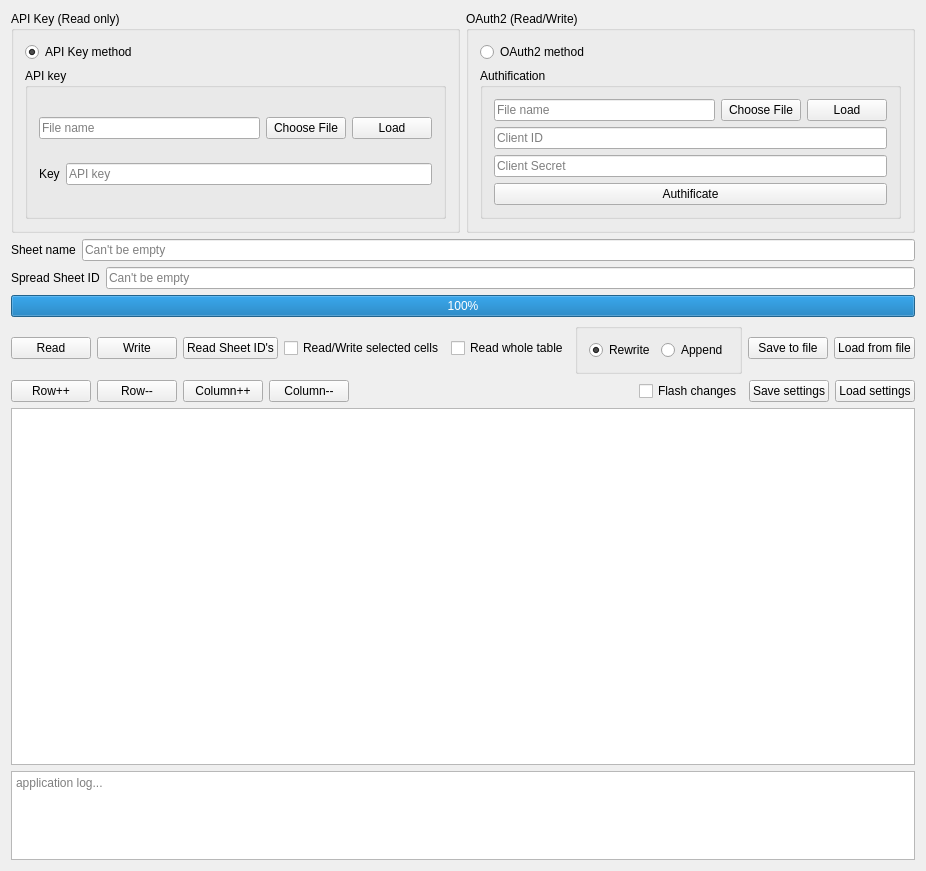
Qt form googlesheetsmodifier.ui (0mniCrow/GoogleSheetWriter) before a commit.
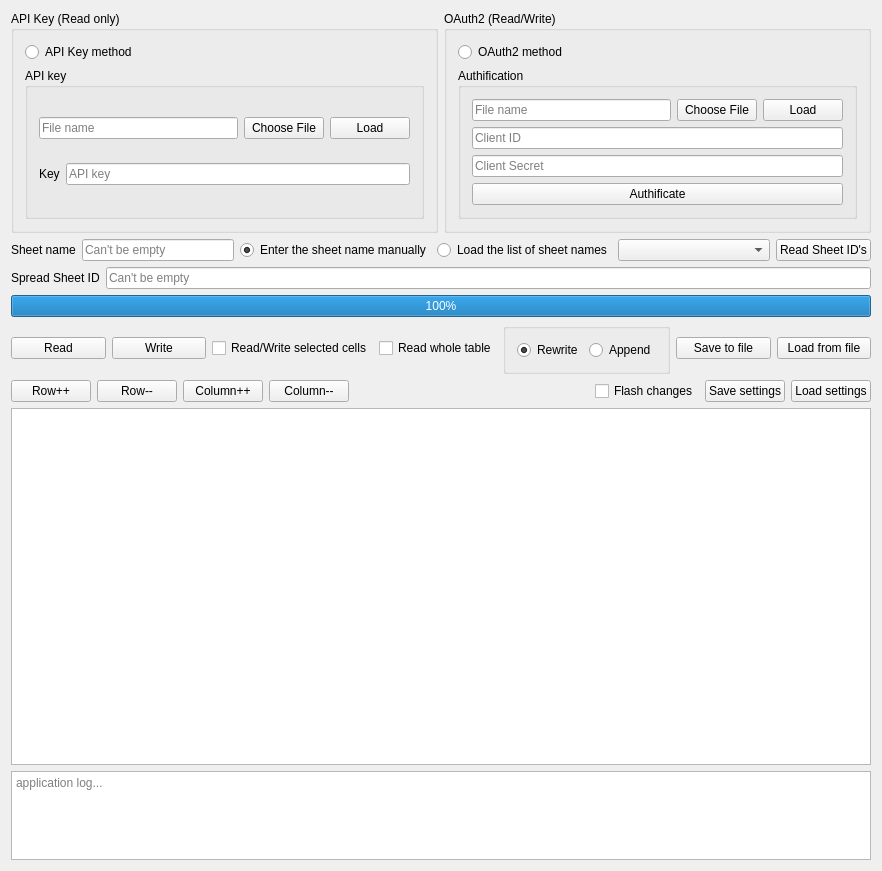
The same form after that commit.

Commit message: Add automatic load of sheet names from spreadsheet.

```diff
--- a/googlesheetsmodifier.ui
+++ b/googlesheetsmodifier.ui
@@ -6,7 +6,7 @@
    <rect>
     <x>0</x>
     <y>0</y>
-    <width>861</width>
+    <width>882</width>
     <height>871</height>
    </rect>
   </property>
@@ -192,7 +192,7 @@
       <number>0</number>
      </property>
      <item>
-      <layout class="QHBoxLayout" name="horizontalLayout_2">
+      <layout class="QHBoxLayout" name="horizontalLayout_2" stretch="0,1,0,1,0">
        <item>
         <widget class="QLabel" name="label">
          <property name="text">
@@ -207,6 +207,40 @@
          </property>
         </widget>
        </item>
+       <item>
+        <layout class="QHBoxLayout" name="horizontalLayout_12">
+         <property name="rightMargin">
+          <number>0</number>
+         </property>
+         <item>
+          <widget class="QRadioButton" name="radioButton_sheetName_Manual">
+           <property name="text">
+            <string>Enter the sheet name manually</string>
+           </property>
+           <property name="checked">
+            <bool>true</bool>
+           </property>
+          </widget>
+         </item>
+         <item>
+          <widget class="QRadioButton" name="radioButton_sheetName_auto">
+           <property name="text">
+            <string>Load the list of sheet names</string>
+           </property>
+          </widget>
+         </item>
+        </layout>
+       </item>
+       <item>
+        <widget class="QComboBox" name="comboBox_SheetNames"/>
+       </item>
+       <item>
+        <widget class="QPushButton" name="Button_ReadSheetIDs">
+         <property name="text">
+          <string>Read Sheet ID's</string>
+         </property>
+        </widget>
+       </item>
       </layout>
      </item>
      <item>
@@ -252,13 +286,6 @@
        </property>
       </widget>
      </item>
-     <item>
-      <widget class="QPushButton" name="Button_ReadSheetIDs">
-       <property name="text">
-        <string>Read Sheet ID's</string>
-       </property>
-      </widget>
-     </item>
      <item>
       <widget class="QCheckBox" name="checkBox_Selected_cells_work">
        <property name="text">
```
The commit also changes 2 other files.
